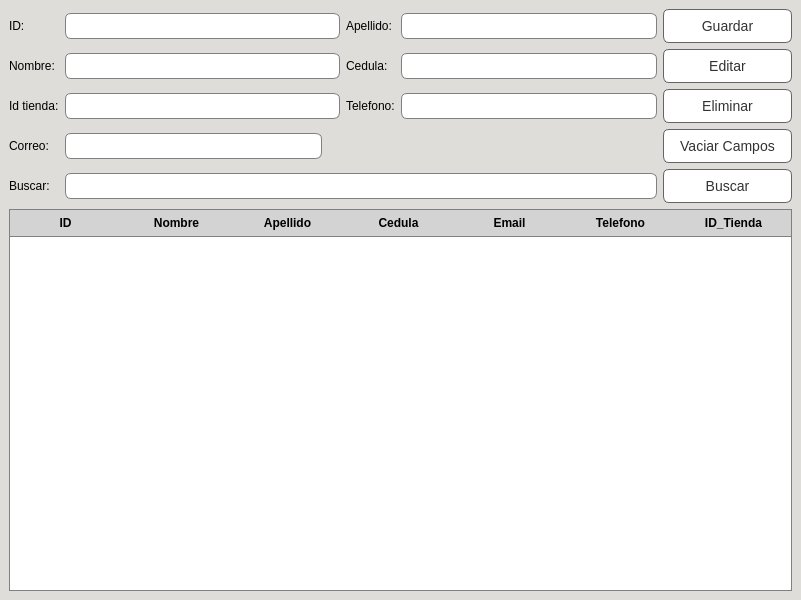
First picture: the form in Proyecto/Interfaces/Ui/Cliente.ui, repository EdCenten0/MAPA-Python, before the edit.
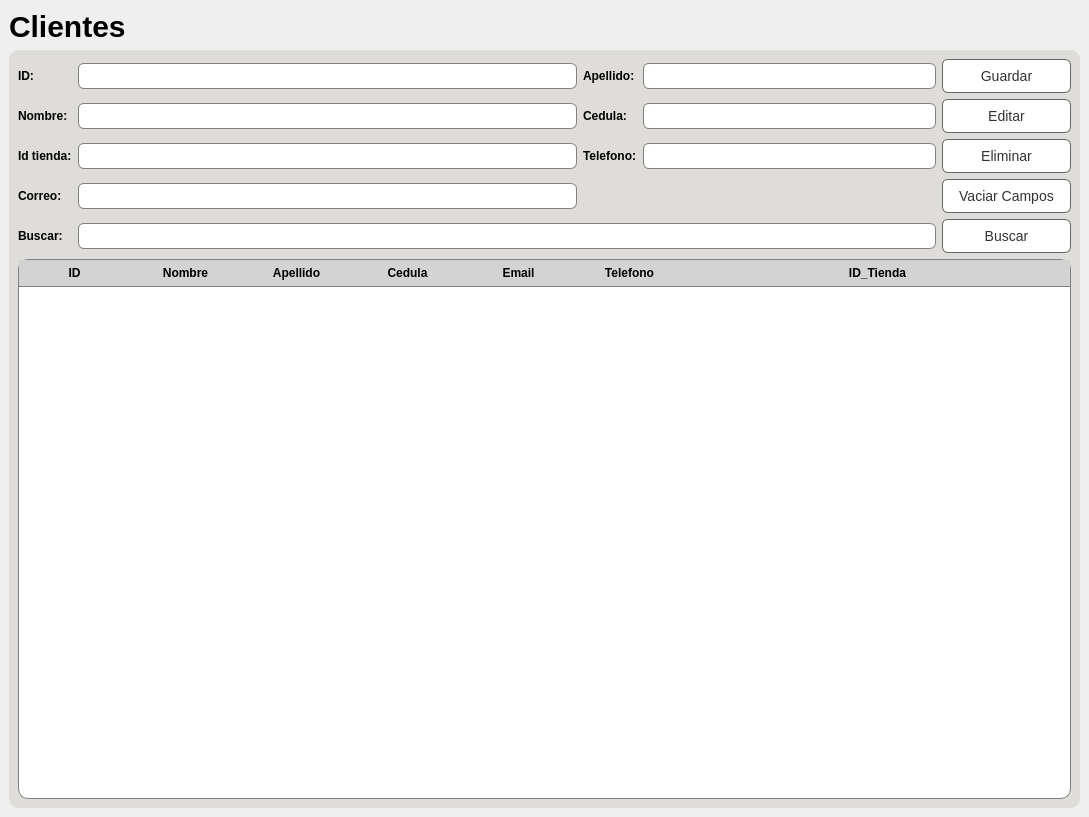
Second picture: the form after the edit.

Commit message: Cambios en la interfaz de clientes

Diff of the .ui file:
```diff
--- a/Proyecto/Interfaces/Ui/Cliente.ui
+++ b/Proyecto/Interfaces/Ui/Cliente.ui
@@ -6,90 +6,105 @@
    <rect>
     <x>0</x>
     <y>0</y>
-    <width>801</width>
-    <height>600</height>
+    <width>1089</width>
+    <height>817</height>
    </rect>
   </property>
   <property name="windowTitle">
    <string>Principal</string>
   </property>
   <property name="styleSheet">
-   <string notr="true">background-color: rgb(222, 221, 218);
-font-family:&quot;Inter&quot;, sans-serif;</string>
+   <string notr="true"/>
   </property>
   <widget class="QWidget" name="centralwidget">
    <property name="styleSheet">
     <string notr="true"/>
    </property>
+   <layout class="QGridLayout" name="gridLayout_2">
+    <item row="1" column="0">
+     <widget class="QFrame" name="frame">
+      <property name="styleSheet">
+       <string notr="true">QFrame{
+	background-color: rgb(222, 221, 218);
+	border:none;
+}
+QPushButton {
+	background-color:rgb(255, 255, 255);
+	border:1px solid rgb(100,100,100);
+	color:rgb(50,50,50);
+    padding: 8px 16px;
+    border-radius: 6px;
+    font-size: 14px;
+}
+
+QPushButton:hover {
+    background-color: #D6D2D1;
+}
+
+QPushButton:pressed {
+    background-color: #52c7ff;
+}
+
+QLabel{
+		font-weight:500;
+}
+
+*{
+		font-family:&quot;Inter&quot;, sans-serif;
+		
+}
+
+QFrame{
+		background-color: rgb(222, 221, 218);
+		border-radius:10%;
+}
+
+QLineEdit {
+    background-color: white;
+    border: 1px solid gray;
+    padding: 4px;
+    border-radius: 6px;
+    font-size: 12px;
+}
+
+QLineEdit:focus {
+    border-color: #3daee9;
+    outline: none;
+}
+
+QLineEdit::hover {
+    background-color: #f0f0f0;
+}
+
+QTextEdit {
+    background-color: white;
+    border: 1px solid gray;
+    padding: 4px;
+    border-radius: 6px;
+    font-size: 12px;
+}
+
+QTextEdit:focus {
+    border-color: #3daee9;
+    outline: none;
+}
+
+QTextEdit::hover {
+    background-color: #f0f0f0;
+}
+
+QLabel{
+		font-weight:500;
+}
+</string>
+      </property>
+      <property name="frameShape">
+       <enum>QFrame::StyledPanel</enum>
+      </property>
+      <property name="frameShadow">
+       <enum>QFrame::Raised</enum>
+      </property>
    <layout class="QGridLayout" name="gridLayout">
-    <item row="1" column="7">
-     <widget class="QPushButton" name="bt_Editar_Cliente">
-      <property name="minimumSize">
-       <size>
-        <width>0</width>
-        <height>28</height>
-       </size>
-      </property>
-      <property name="styleSheet">
-       <string notr="true">QPushButton {
-	background-color:rgb(255, 255, 255);
-	border:1px solid rgb(100,100,100);
-	color:rgb(50,50,50);
-    padding: 8px 16px;
-    border-radius: 6px;
-    font-size: 14px;
-}
-
-QPushButton:hover {
-    background-color: #D6D2D1;
-}
-
-QPushButton:pressed {
-    background-color: #52c7ff;
-}</string>
-      </property>
-      <property name="text">
-       <string>Editar</string>
-      </property>
-     </widget>
-    </item>
-    <item row="4" column="7">
-     <widget class="QPushButton" name="bt_Buscar">
-      <property name="minimumSize">
-       <size>
-        <width>0</width>
-        <height>28</height>
-       </size>
-      </property>
-      <property name="maximumSize">
-       <size>
-        <width>500</width>
-        <height>100</height>
-       </size>
-      </property>
-      <property name="styleSheet">
-       <string notr="true">QPushButton {
-	background-color:rgb(255, 255, 255);
-	border:1px solid rgb(100,100,100);
-	color:rgb(50,50,50);
-    padding: 8px 16px;
-    border-radius: 6px;
-    font-size: 14px;
-}
-
-QPushButton:hover {
-    background-color: #D6D2D1;
-}
-
-QPushButton:pressed {
-    background-color: #52c7ff;
-}</string>
-      </property>
-      <property name="text">
-       <string>Buscar</string>
-      </property>
-     </widget>
-    </item>
     <item row="0" column="0">
      <widget class="QLabel" name="label">
       <property name="maximumSize">
@@ -99,15 +114,79 @@
        </size>
       </property>
       <property name="styleSheet">
-       <string notr="true">font: 14pt &quot;Ubuntu&quot;;
-color: rgb(0, 0, 0);</string>
+          <string notr="true"/>
       </property>
       <property name="text">
        <string>ID:</string>
       </property>
      </widget>
     </item>
-    <item row="0" column="7">
+       <item row="0" column="1">
+        <widget class="QLineEdit" name="line_Cliente_Nombre">
+         <property name="styleSheet">
+          <string notr="true">QLineEdit {
+    background-color: white;
+    border: 1px solid gray;
+    padding: 4px;
+    border-radius: 6px;
+    font-size: 12px;
+}
+
+QLineEdit:focus {
+    border-color: #3daee9;
+    outline: none;
+}
+
+QLineEdit::hover {
+    background-color: #f0f0f0;
+}
+</string>
+         </property>
+        </widget>
+       </item>
+       <item row="0" column="2">
+        <widget class="QLabel" name="label_2">
+         <property name="styleSheet">
+          <string notr="true"/>
+         </property>
+         <property name="text">
+          <string>Apellido:</string>
+         </property>
+        </widget>
+       </item>
+       <item row="0" column="3">
+        <widget class="QLineEdit" name="line_Cliente_Apellido">
+         <property name="enabled">
+          <bool>true</bool>
+         </property>
+         <property name="maximumSize">
+          <size>
+           <width>300</width>
+           <height>16777215</height>
+          </size>
+         </property>
+         <property name="styleSheet">
+          <string notr="true">QLineEdit {
+    background-color: white;
+    border: 1px solid gray;
+    padding: 4px;
+    border-radius: 6px;
+    font-size: 12px;
+}
+
+QLineEdit:focus {
+    border-color: #3daee9;
+    outline: none;
+}
+
+QLineEdit::hover {
+    background-color: #f0f0f0;
+}
+</string>
+         </property>
+        </widget>
+       </item>
+       <item row="0" column="4">
      <widget class="QPushButton" name="bt_Guardar_Cliente">
       <property name="minimumSize">
        <size>
@@ -144,7 +223,50 @@
       </property>
      </widget>
     </item>
-    <item row="1" column="6">
+       <item row="1" column="0">
+        <widget class="QLabel" name="label_7">
+         <property name="styleSheet">
+          <string notr="true"/>
+         </property>
+         <property name="text">
+          <string>Nombre:</string>
+         </property>
+        </widget>
+       </item>
+       <item row="1" column="1">
+        <widget class="QLineEdit" name="line_Cliente_Apellido_5">
+         <property name="styleSheet">
+          <string notr="true">QLineEdit {
+    background-color: white;
+    border: 1px solid gray;
+    padding: 4px;
+    border-radius: 6px;
+    font-size: 12px;
+}
+
+QLineEdit:focus {
+    border-color: #3daee9;
+    outline: none;
+}
+
+QLineEdit::hover {
+    background-color: #f0f0f0;
+}
+</string>
+         </property>
+        </widget>
+       </item>
+       <item row="1" column="2">
+        <widget class="QLabel" name="label_4">
+         <property name="styleSheet">
+          <string notr="true"/>
+         </property>
+         <property name="text">
+          <string>Cedula:</string>
+         </property>
+        </widget>
+       </item>
+       <item row="1" column="3">
      <widget class="QLineEdit" name="line_Cliente_Apellido_2">
       <property name="maximumSize">
        <size>
@@ -173,7 +295,81 @@
       </property>
      </widget>
     </item>
-    <item row="2" column="6">
+       <item row="1" column="4">
+        <widget class="QPushButton" name="bt_Editar_Cliente">
+         <property name="minimumSize">
+          <size>
+           <width>0</width>
+           <height>28</height>
+          </size>
+         </property>
+         <property name="styleSheet">
+          <string notr="true">QPushButton {
+	background-color:rgb(255, 255, 255);
+	border:1px solid rgb(100,100,100);
+	color:rgb(50,50,50);
+    padding: 8px 16px;
+    border-radius: 6px;
+    font-size: 14px;
+}
+
+QPushButton:hover {
+    background-color: #D6D2D1;
+}
+
+QPushButton:pressed {
+    background-color: #52c7ff;
+}</string>
+         </property>
+         <property name="text">
+          <string>Editar</string>
+         </property>
+        </widget>
+       </item>
+       <item row="2" column="0">
+        <widget class="QLabel" name="label_3">
+         <property name="styleSheet">
+          <string notr="true"/>
+         </property>
+         <property name="text">
+          <string>Id tienda:</string>
+         </property>
+        </widget>
+       </item>
+       <item row="2" column="1">
+        <widget class="QLineEdit" name="line_Cliente_Direccion">
+         <property name="styleSheet">
+          <string notr="true">QLineEdit {
+    background-color: white;
+    border: 1px solid gray;
+    padding: 4px;
+    border-radius: 6px;
+    font-size: 12px;
+}
+
+QLineEdit:focus {
+    border-color: #3daee9;
+    outline: none;
+}
+
+QLineEdit::hover {
+    background-color: #f0f0f0;
+}
+</string>
+         </property>
+        </widget>
+       </item>
+       <item row="2" column="2">
+        <widget class="QLabel" name="label_5">
+         <property name="styleSheet">
+          <string notr="true"/>
+         </property>
+         <property name="text">
+          <string>Telefono:</string>
+         </property>
+        </widget>
+       </item>
+       <item row="2" column="3">
      <widget class="QLineEdit" name="line_Cliente_Apellido_3">
       <property name="maximumSize">
        <size>
@@ -202,7 +398,71 @@
       </property>
      </widget>
     </item>
-    <item row="3" column="7">
+       <item row="2" column="4">
+        <widget class="QPushButton" name="bt_Eliminar_Cliente">
+         <property name="minimumSize">
+          <size>
+           <width>0</width>
+           <height>28</height>
+          </size>
+         </property>
+         <property name="styleSheet">
+          <string notr="true">QPushButton {
+	background-color:rgb(255, 255, 255);
+	border:1px solid rgb(100,100,100);
+	color:rgb(50,50,50);
+    padding: 8px 16px;
+    border-radius: 6px;
+    font-size: 14px;
+}
+
+QPushButton:hover {
+    background-color: #D6D2D1;
+}
+
+QPushButton:pressed {
+    background-color: #52c7ff;
+}</string>
+         </property>
+         <property name="text">
+          <string>Eliminar</string>
+         </property>
+        </widget>
+       </item>
+       <item row="3" column="0">
+        <widget class="QLabel" name="label_6">
+         <property name="styleSheet">
+          <string notr="true"/>
+         </property>
+         <property name="text">
+          <string>Correo:</string>
+         </property>
+        </widget>
+       </item>
+       <item row="3" column="1">
+        <widget class="QLineEdit" name="line_Cliente_Apellido_4">
+         <property name="styleSheet">
+          <string notr="true">QLineEdit {
+    background-color: white;
+    border: 1px solid gray;
+    padding: 4px;
+    border-radius: 6px;
+    font-size: 12px;
+}
+
+QLineEdit:focus {
+    border-color: #3daee9;
+    outline: none;
+}
+
+QLineEdit::hover {
+    background-color: #f0f0f0;
+}
+</string>
+         </property>
+        </widget>
+       </item>
+       <item row="3" column="4">
      <widget class="QPushButton" name="bt_Vaciar_Cliente">
       <property name="minimumSize">
        <size>
@@ -240,170 +500,17 @@
       </property>
      </widget>
     </item>
-    <item row="2" column="7">
-     <widget class="QPushButton" name="bt_Eliminar_Cliente">
-      <property name="minimumSize">
-       <size>
-        <width>0</width>
-        <height>28</height>
-       </size>
-      </property>
-      <property name="styleSheet">
-       <string notr="true">QPushButton {
-	background-color:rgb(255, 255, 255);
-	border:1px solid rgb(100,100,100);
-	color:rgb(50,50,50);
-    padding: 8px 16px;
-    border-radius: 6px;
-    font-size: 14px;
-}
-
-QPushButton:hover {
-    background-color: #D6D2D1;
-}
-
-QPushButton:pressed {
-    background-color: #52c7ff;
-}</string>
-      </property>
-      <property name="text">
-       <string>Eliminar</string>
-      </property>
-     </widget>
-    </item>
-    <item row="1" column="5">
-     <widget class="QLabel" name="label_4">
-      <property name="styleSheet">
-       <string notr="true">font: 14pt &quot;Ubuntu&quot;;
-color: rgb(0, 0, 0);</string>
-      </property>
-      <property name="text">
-       <string>Cedula:</string>
-      </property>
-     </widget>
-    </item>
-    <item row="0" column="5">
-     <widget class="QLabel" name="label_2">
-      <property name="styleSheet">
-       <string notr="true">font: 14pt &quot;Ubuntu&quot;;
-color: rgb(0, 0, 0);</string>
-      </property>
-      <property name="text">
-       <string>Apellido:</string>
-      </property>
-     </widget>
-    </item>
-    <item row="2" column="5">
-     <widget class="QLabel" name="label_5">
-      <property name="styleSheet">
-       <string notr="true">font: 14pt &quot;Ubuntu&quot;;
-color: rgb(0, 0, 0);</string>
-      </property>
-      <property name="text">
-       <string>Telefono:</string>
-      </property>
-     </widget>
-    </item>
-    <item row="0" column="1" colspan="4">
-     <widget class="QLineEdit" name="line_Cliente_Nombre">
-      <property name="styleSheet">
-       <string notr="true">QLineEdit {
-    background-color: white;
-    border: 1px solid gray;
-    padding: 4px;
-    border-radius: 6px;
-    font-size: 12px;
-}
-
-QLineEdit:focus {
-    border-color: #3daee9;
-    outline: none;
-}
-
-QLineEdit::hover {
-    background-color: #f0f0f0;
-}
-</string>
-      </property>
-     </widget>
-    </item>
-    <item row="0" column="6">
-     <widget class="QLineEdit" name="line_Cliente_Apellido">
-      <property name="enabled">
-       <bool>true</bool>
-      </property>
-      <property name="maximumSize">
-       <size>
-        <width>300</width>
-        <height>16777215</height>
-       </size>
-      </property>
-      <property name="styleSheet">
-       <string notr="true">QLineEdit {
-    background-color: white;
-    border: 1px solid gray;
-    padding: 4px;
-    border-radius: 6px;
-    font-size: 12px;
-}
-
-QLineEdit:focus {
-    border-color: #3daee9;
-    outline: none;
-}
-
-QLineEdit::hover {
-    background-color: #f0f0f0;
-}
-</string>
-      </property>
-     </widget>
-    </item>
-    <item row="3" column="0">
-     <widget class="QLabel" name="label_6">
-      <property name="styleSheet">
-       <string notr="true">font: 14pt &quot;Ubuntu&quot;;
-color: rgb(0, 0, 0);</string>
-      </property>
-      <property name="text">
-       <string>Correo:</string>
-      </property>
-     </widget>
-    </item>
-    <item row="2" column="0">
-     <widget class="QLabel" name="label_3">
-      <property name="styleSheet">
-       <string notr="true">font: 14pt &quot;Ubuntu&quot;;
-color: rgb(0, 0, 0);</string>
-      </property>
-      <property name="text">
-       <string>Id tienda:</string>
-      </property>
-     </widget>
-    </item>
-    <item row="1" column="0">
-     <widget class="QLabel" name="label_7">
-      <property name="styleSheet">
-       <string notr="true">font: 14pt &quot;Ubuntu&quot;;
-color: rgb(0, 0, 0);</string>
-      </property>
-      <property name="text">
-       <string>Nombre:</string>
-      </property>
-     </widget>
-    </item>
     <item row="4" column="0">
      <widget class="QLabel" name="label_8">
       <property name="styleSheet">
-       <string notr="true">font: 14pt &quot;Ubuntu&quot;;
-color: rgb(0, 0, 0);</string>
+          <string notr="true"/>
       </property>
       <property name="text">
        <string>Buscar:</string>
       </property>
      </widget>
     </item>
-    <item row="4" column="1" colspan="6">
+       <item row="4" column="1" colspan="3">
      <widget class="QLineEdit" name="line_Cliente_Buscar">
       <property name="minimumSize">
        <size>
@@ -432,76 +539,44 @@
       </property>
      </widget>
     </item>
-    <item row="2" column="1" colspan="4">
-     <widget class="QLineEdit" name="line_Cliente_Direccion">
-      <property name="styleSheet">
-       <string notr="true">QLineEdit {
-    background-color: white;
-    border: 1px solid gray;
-    padding: 4px;
-    border-radius: 6px;
-    font-size: 12px;
-}
-
-QLineEdit:focus {
-    border-color: #3daee9;
-    outline: none;
-}
-
-QLineEdit::hover {
-    background-color: #f0f0f0;
-}
-</string>
-      </property>
-     </widget>
-    </item>
-    <item row="1" column="1" colspan="4">
-     <widget class="QLineEdit" name="line_Cliente_Apellido_5">
-      <property name="styleSheet">
-       <string notr="true">QLineEdit {
-    background-color: white;
-    border: 1px solid gray;
-    padding: 4px;
-    border-radius: 6px;
-    font-size: 12px;
-}
-
-QLineEdit:focus {
-    border-color: #3daee9;
-    outline: none;
-}
-
-QLineEdit::hover {
-    background-color: #f0f0f0;
-}
-</string>
-      </property>
-     </widget>
-    </item>
-    <item row="3" column="1">
-     <widget class="QLineEdit" name="line_Cliente_Apellido_4">
+       <item row="4" column="4">
+        <widget class="QPushButton" name="bt_Buscar">
+         <property name="minimumSize">
+          <size>
+           <width>0</width>
+           <height>28</height>
+          </size>
+         </property>
+         <property name="maximumSize">
+          <size>
+           <width>500</width>
+           <height>100</height>
+          </size>
+         </property>
       <property name="styleSheet">
-       <string notr="true">QLineEdit {
-    background-color: white;
-    border: 1px solid gray;
-    padding: 4px;
+          <string notr="true">QPushButton {
+	background-color:rgb(255, 255, 255);
+	border:1px solid rgb(100,100,100);
+	color:rgb(50,50,50);
+    padding: 8px 16px;
     border-radius: 6px;
-    font-size: 12px;
+    font-size: 14px;
 }
 
-QLineEdit:focus {
-    border-color: #3daee9;
-    outline: none;
+QPushButton:hover {
+    background-color: #D6D2D1;
 }
 
-QLineEdit::hover {
-    background-color: #f0f0f0;
-}
-</string>
-      </property>
-     </widget>
-    </item>
-    <item row="5" column="0" colspan="8">
+QPushButton:pressed {
+    background-color: #52c7ff;
+}</string>
+         </property>
+         <property name="text">
+          <string>Buscar</string>
+         </property>
+        </widget>
+       </item>
+       <item row="5" column="0" colspan="5">
      <widget class="QTableWidget" name="tb_Cliente">
       <property name="minimumSize">
        <size>
@@ -640,28 +715,21 @@
      </widget>
     </item>
    </layout>
-   <zorder>line_Cliente_Nombre</zorder>
-   <zorder>label_3</zorder>
-   <zorder>bt_Eliminar_Cliente</zorder>
-   <zorder>bt_Guardar_Cliente</zorder>
-   <zorder>label</zorder>
-   <zorder>bt_Editar_Cliente</zorder>
-   <zorder>line_Cliente_Direccion</zorder>
-   <zorder>tb_Cliente</zorder>
-   <zorder>bt_Vaciar_Cliente</zorder>
-   <zorder>line_Cliente_Apellido_2</zorder>
-   <zorder>line_Cliente_Apellido_3</zorder>
-   <zorder>line_Cliente_Apellido_5</zorder>
-   <zorder>label_7</zorder>
-   <zorder>line_Cliente_Buscar</zorder>
-   <zorder>label_8</zorder>
-   <zorder>bt_Buscar</zorder>
-   <zorder>label_4</zorder>
-   <zorder>label_2</zorder>
-   <zorder>label_5</zorder>
-   <zorder>label_6</zorder>
-   <zorder>line_Cliente_Apellido_4</zorder>
-   <zorder>line_Cliente_Apellido</zorder>
+     </widget>
+    </item>
+    <item row="0" column="0">
+     <widget class="QLabel" name="label_9">
+      <property name="styleSheet">
+       <string notr="true">font-family:&quot;Inter&quot;, sans-serif;
+font-size:30px;
+font-weight:500;</string>
+      </property>
+      <property name="text">
+       <string>Clientes</string>
+      </property>
+     </widget>
+    </item>
+   </layout>
   </widget>
  </widget>
  <resources/>
```
Left out of the diff: 6 changed lines with no effect on the pictures. Lines whose indentation alone changed are shown as unchanged. The commit also changes 1 other file.
